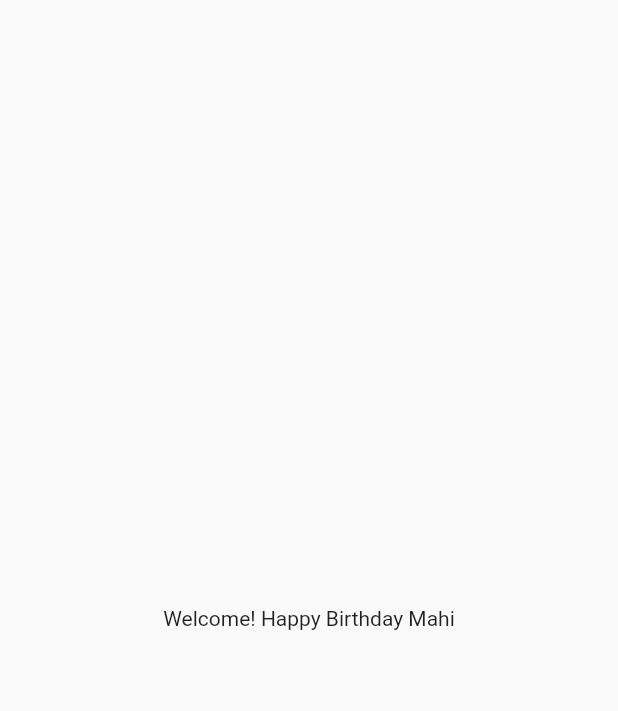
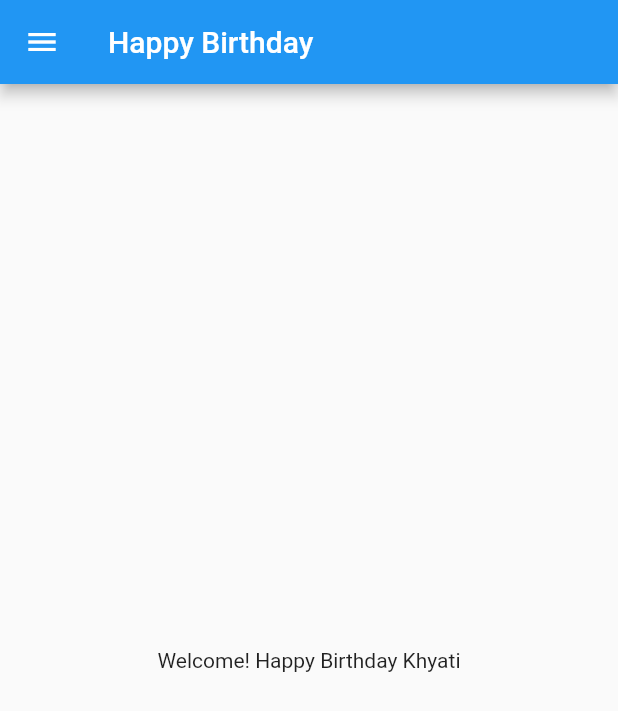
Before and after one commit to khyatigupta369/FlutterBootcamp, a Flutter app: the screen it shows after launch, on a phone screen of 412 x 824 dp. Shown: the top 711 px of the screen. Run offline on Flutter 3.47's test engine with Material 2 defaults, Android fonts, the phone set to English and light mode, and no system bars.

Commit message:
second commit on scaffold

```diff
--- /dev/null
+++ b/happy_birthday_mahi/lib/home.dart
@@ -0,0 +1,22 @@
+import 'package:flutter/material.dart';
+
+class homePage extends StatelessWidget {
+  const homePage({super.key});
+
+  @override
+  Widget build(BuildContext context) {
+    final String name = "Khyati";
+
+    return Scaffold(
+      appBar: AppBar(
+        title: Text("Happy Birthday"),
+      ),
+      body: Center(
+        child: Container(
+          child: Text("Welcome! Happy Birthday ${name}"),
+        ),
+      ),
+      drawer: Drawer(),
+    );
+  }
+}
--- a/happy_birthday_mahi/lib/main.dart
+++ b/happy_birthday_mahi/lib/main.dart
@@ -1,22 +1,15 @@
 import 'package:flutter/material.dart';
+import 'home.dart';
 
 void main() {
   runApp(MyApp());
 }
 
 class MyApp extends StatelessWidget {
-  const MyApp({Key key}) : super(key: key);
-
   @override
   Widget build(BuildContext context) {
     return MaterialApp(
-      home: Material(
-        child: Center(
-          child: Container(
-            child: Text("Welcome! Happy Birthday Mahi"),
-          ),
-        ),
-      ),
+      home: homePage(),
     );
   }
 }
```
